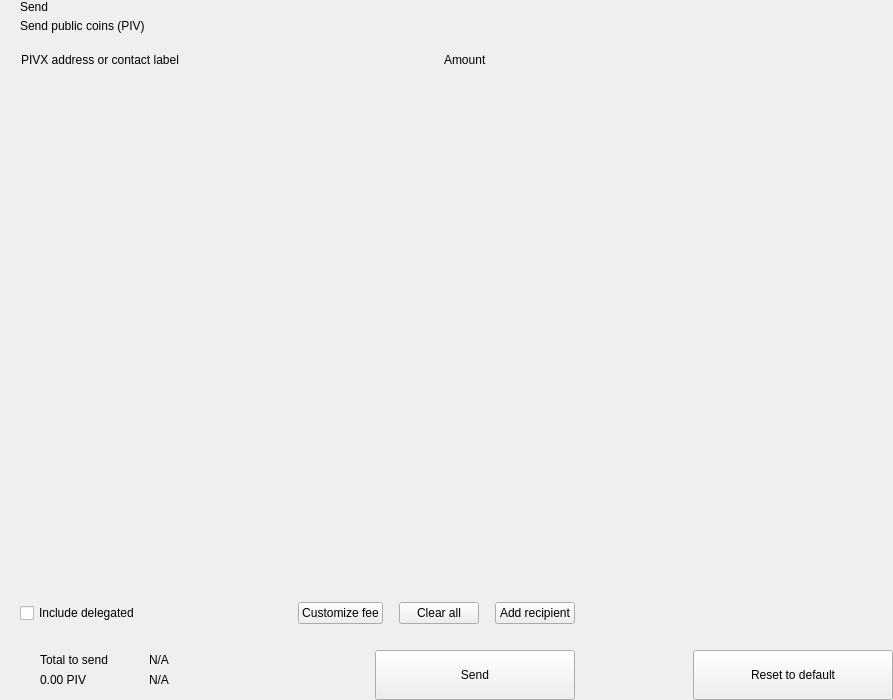
THETCR/rpicore, file src/qt/pivx/forms/send.ui: the form before one commit.
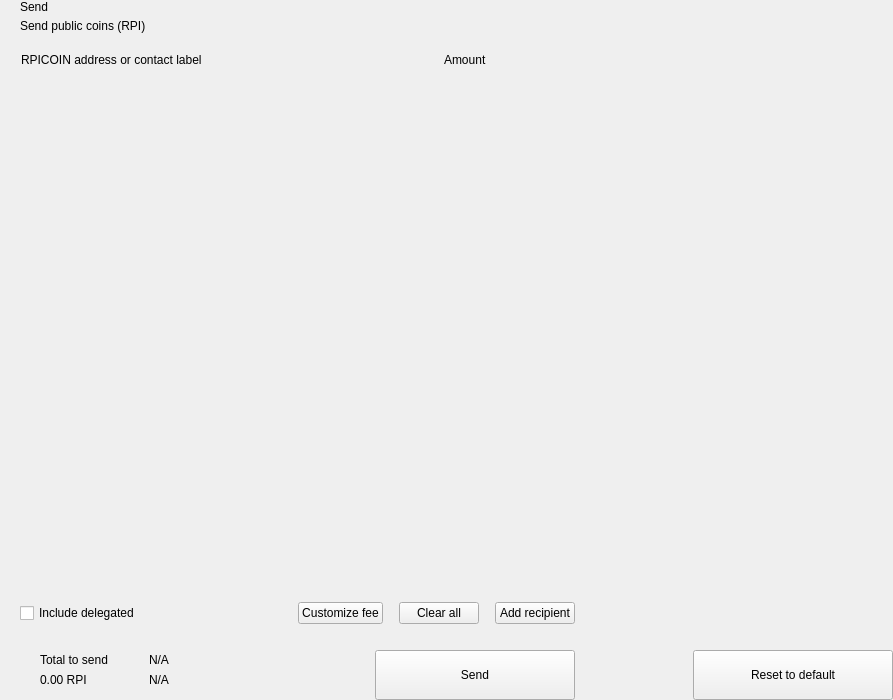
The form after the commit. Custom widgets are drawn as their Qt base class.

Diff of the .ui file:
```diff
--- a/src/qt/pivx/forms/send.ui
+++ b/src/qt/pivx/forms/send.ui
@@ -81,7 +81,7 @@
             <item>
              <widget class="QLabel" name="labelSubtitle1">
               <property name="text">
-               <string>Send public coins (PIV)</string>
+               <string>Send public coins (RPI)</string>
               </property>
              </widget>
             </item>
@@ -141,7 +141,7 @@
              <string notr="true">margin-left:8px;</string>
             </property>
             <property name="text">
-             <string>PIVX address or contact label</string>
+             <string>RPICOIN address or contact label</string>
             </property>
            </widget>
           </item>
@@ -464,7 +464,7 @@
                      <item>
                       <widget class="QLabel" name="labelAmountSend">
                        <property name="text">
-                        <string notr="true">0.00 PIV</string>
+                        <string notr="true">0.00 RPI</string>
                        </property>
                       </widget>
                      </item>
```
Left out of the diff: 2 changed lines with no effect on the pictures.
